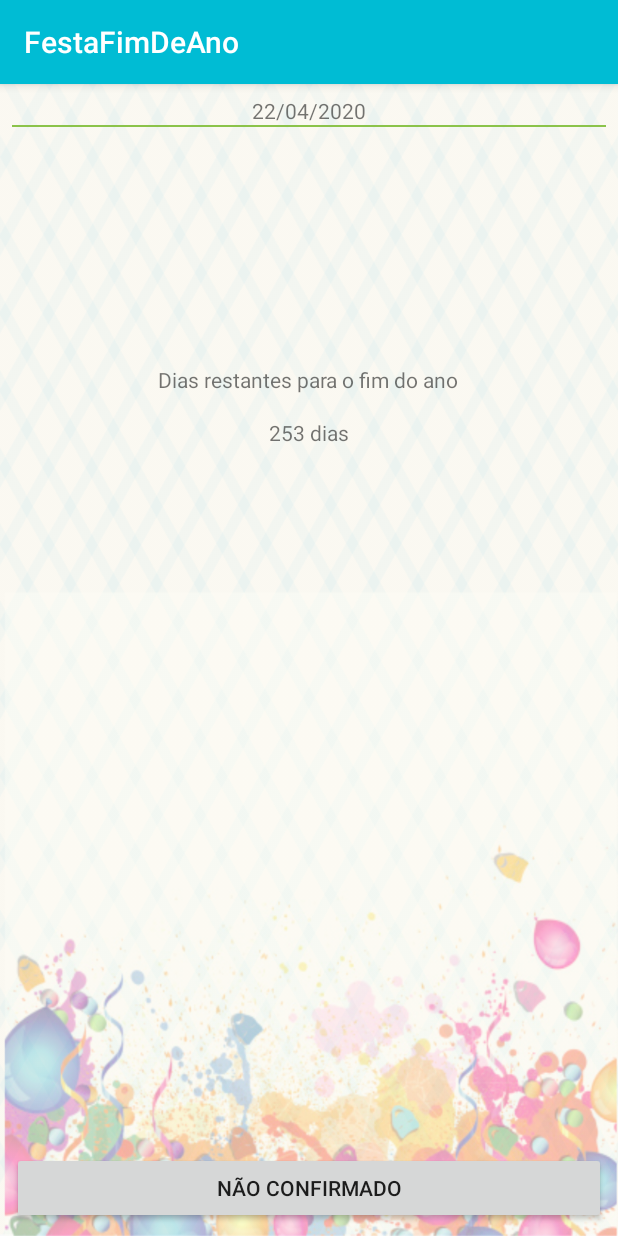
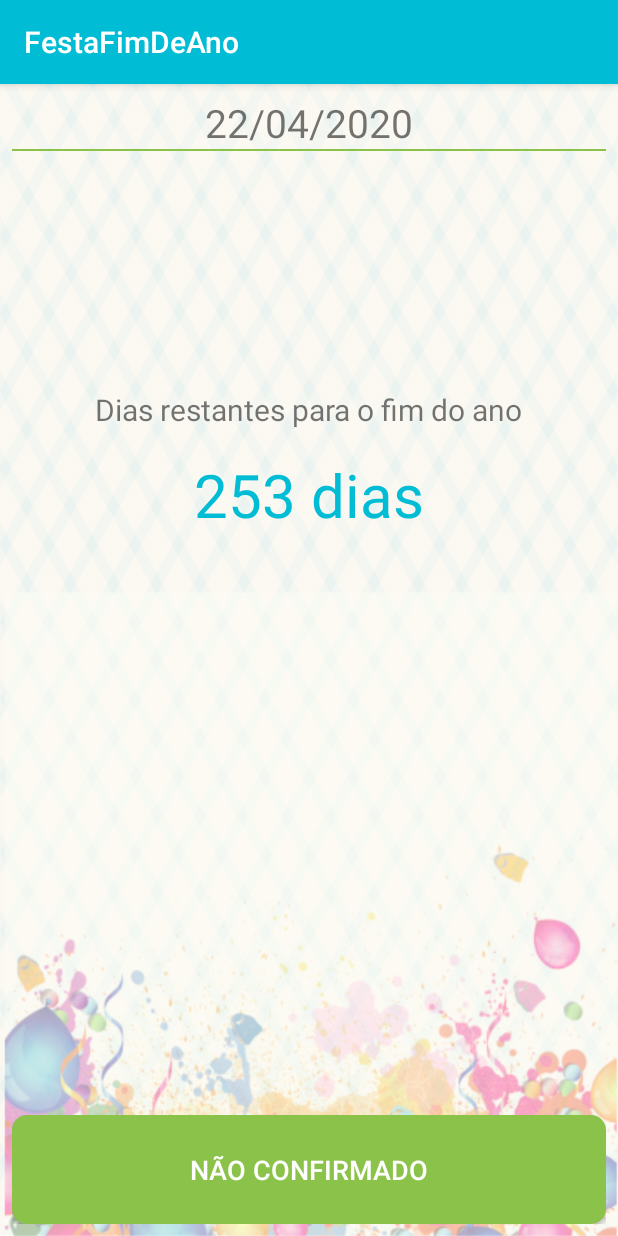
Before and after one commit to marcelocezario/Desenvolvedor-Android-Iniciante-Udemy-Android, an Android app: the screen it shows after launch (MainActivity), on a phone screen of 412 x 824 dp. Run offline under Robolectric (Android 15) with nearby library versions, the phone set to English and light mode, and no system bars.

Commit message:
Estilizando activitys

```diff
--- /dev/null
+++ b/FestaFimDeAno/app/src/main/res/drawable/button_background.xml
@@ -0,0 +1,5 @@
+<?xml version="1.0" encoding="utf-8"?>
+<shape xmlns:android="http://schemas.android.com/apk/res/android">
+    <corners android:radius="10dp" />
+    <solid android:color="@color/colorAccent" />
+</shape>
--- a/FestaFimDeAno/app/src/main/res/layout/activity_main.xml
+++ b/FestaFimDeAno/app/src/main/res/layout/activity_main.xml
@@ -12,6 +12,7 @@
         android:layout_width="match_parent"
         android:layout_height="wrap_content"
         android:gravity="center"
+        android:textSize="26sp"
         android:text="01/01/2019" />
 
     <View
@@ -27,6 +28,7 @@
         android:layout_below="@+id/text_today"
         android:layout_marginTop="160dp"
         android:layout_centerHorizontal="true"
+        android:textSize="20sp"
         android:text="@string/dias_restantes_para_o_fim_do_ano" />
 
     <TextView
@@ -35,7 +37,9 @@
         android:layout_height="wrap_content"
         android:layout_below="@+id/text_label_days_left"
         android:layout_marginTop="16dp"
+        android:textSize="40sp"
         android:text="365 dias"
+        android:textColor="@color/colorPrimary"
         android:layout_centerHorizontal="true" />
 
     <Button
@@ -43,6 +47,10 @@
         android:layout_width="match_parent"
         android:layout_height="wrap_content"
         android:layout_alignParentBottom="true"
+        android:padding="24dp"
+        android:textSize="18sp"
+        android:background="@drawable/button_background"
+        android:textColor="@color/colorTextWhite"
         android:text="Sim/Não/Não confirmado" />
 
 </RelativeLayout>
```
Also changed, not shown: FestaFimDeAno/app/src/main/res/layout/activity_details.xml (+5 -2 lines).
